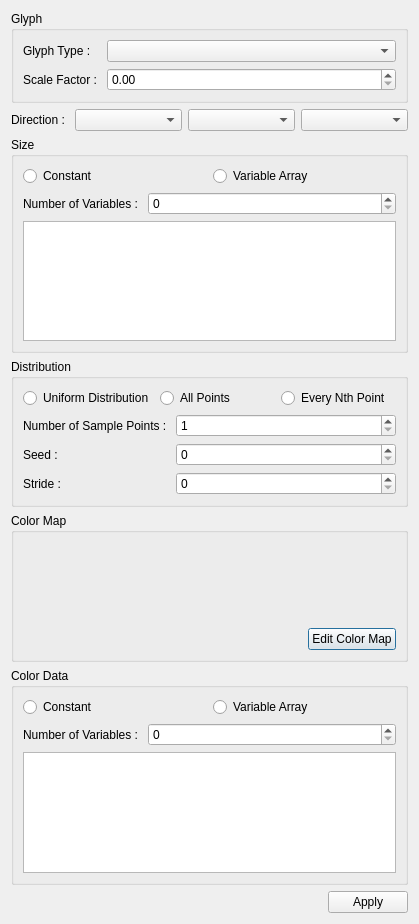
First picture: the form in Client/Widgets/GlyphEditor.ui, repository CCSEPBVR/CS-IS-PBVR, before the edit.
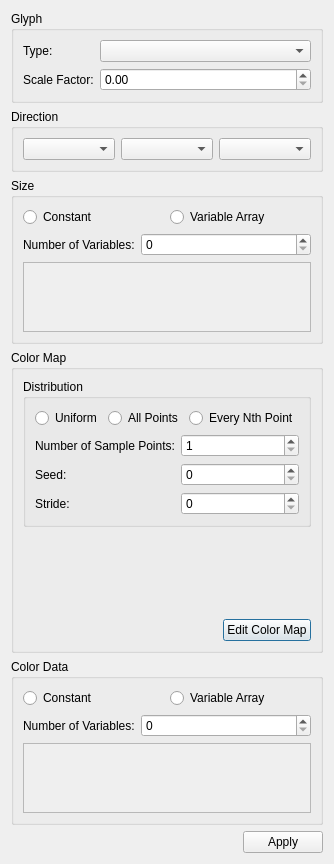
Second picture: the form after the edit. Custom widgets are drawn as their Qt base class.

Patch:
```diff
--- a/Client/Widgets/GlyphEditor.ui
+++ b/Client/Widgets/GlyphEditor.ui
@@ -6,15 +6,15 @@
    <rect>
     <x>0</x>
     <y>0</y>
-    <width>419</width>
-    <height>924</height>
+    <width>249</width>
+    <height>736</height>
    </rect>
   </property>
   <property name="windowTitle">
    <string>Glyph Editor</string>
   </property>
-  <layout class="QVBoxLayout" name="verticalLayout">
-   <item>
+  <layout class="QGridLayout" name="gridLayout_6">
+   <item row="0" column="0">
     <widget class="QGroupBox" name="groupBox">
      <property name="title">
       <string>Glyph</string>
@@ -22,20 +22,17 @@
      <layout class="QGridLayout" name="gridLayout">
       <item row="0" column="0">
        <layout class="QFormLayout" name="formLayout">
-        <property name="fieldGrowthPolicy">
-         <enum>QFormLayout::AllNonFixedFieldsGrow</enum>
-        </property>
         <item row="0" column="0">
          <widget class="QLabel" name="glyphTypeLabel">
           <property name="text">
-           <string>Glyph Type : </string>
+           <string>Type:</string>
           </property>
          </widget>
         </item>
         <item row="1" column="0">
          <widget class="QLabel" name="scaleFactorLabel">
           <property name="text">
-           <string>Scale Factor : </string>
+           <string>Scale Factor:</string>
           </property>
          </widget>
         </item>
@@ -54,16 +51,13 @@
      </layout>
     </widget>
    </item>
-   <item>
-    <layout class="QFormLayout" name="formLayout_2">
-     <item row="0" column="0">
-      <widget class="QLabel" name="directionLabel">
-       <property name="text">
-        <string>Direction : </string>
-       </property>
-      </widget>
-     </item>
-     <item row="0" column="1">
+   <item row="1" column="0">
+    <widget class="QGroupBox" name="groupBox_3">
+     <property name="title">
+      <string>Direction</string>
+     </property>
+     <layout class="QGridLayout" name="gridLayout_3">
+      <item row="0" column="0">
       <layout class="QHBoxLayout" name="horizontalLayout_2">
        <item>
         <widget class="QComboBox" name="direction1ComboBox"/>
@@ -77,15 +71,18 @@
       </layout>
      </item>
     </layout>
+    </widget>
    </item>
-   <item>
-    <widget class="QGroupBox" name="groupBox_5">
+   <item row="2" column="0">
+    <widget class="QGroupBox" name="groupBox_2">
      <property name="title">
       <string>Size</string>
      </property>
-     <layout class="QGridLayout" name="gridLayout_5">
-      <item row="0" column="0">
-       <layout class="QHBoxLayout" name="horizontalLayout_6">
+     <layout class="QGridLayout" name="gridLayout_2">
+      <item row="0" column="1">
+       <layout class="QFormLayout" name="formLayout_5">
+        <item row="0" column="0" colspan="2">
+         <layout class="QHBoxLayout" name="horizontalLayout_3">
         <item>
          <widget class="QRadioButton" name="sizeConstantRadioButton">
           <property name="text">
@@ -103,123 +100,49 @@
        </layout>
       </item>
       <item row="1" column="0">
-       <layout class="QFormLayout" name="formLayout_6">
-        <property name="fieldGrowthPolicy">
-         <enum>QFormLayout::AllNonFixedFieldsGrow</enum>
-        </property>
-        <item row="0" column="0">
          <widget class="QLabel" name="sizeNumberOfVariablesLabel">
           <property name="text">
-           <string>Number of Variables : </string>
+           <string>Number of Variables:</string>
           </property>
          </widget>
         </item>
-        <item row="0" column="1">
+        <item row="1" column="1">
          <widget class="QSpinBox" name="sizeNumberOfVariablesSpinBox"/>
         </item>
-       </layout>
-      </item>
-      <item row="2" column="0">
-       <widget class="QTreeView" name="sizeTreeView"/>
-      </item>
-     </layout>
-    </widget>
-   </item>
-   <item>
-    <widget class="QGroupBox" name="groupBox_3">
-     <property name="title">
-      <string>Distribution</string>
-     </property>
-     <layout class="QGridLayout" name="gridLayout_3">
-      <item row="0" column="0">
-       <layout class="QHBoxLayout" name="horizontalLayout_3">
-        <item>
-         <widget class="QRadioButton" name="uniformDistributionRadioButton">
-          <property name="text">
-           <string>Uniform Distribution</string>
-          </property>
-         </widget>
-        </item>
-        <item>
-         <widget class="QRadioButton" name="allPointsRadioButton">
-          <property name="text">
-           <string>All Points</string>
-          </property>
-         </widget>
-        </item>
-        <item>
-         <widget class="QRadioButton" name="everyNthPointRadioButton">
-          <property name="text">
-           <string>Every Nth Point</string>
-          </property>
-         </widget>
-        </item>
-       </layout>
-      </item>
-      <item row="1" column="0">
-       <layout class="QFormLayout" name="formLayout_4">
-        <property name="fieldGrowthPolicy">
-         <enum>QFormLayout::AllNonFixedFieldsGrow</enum>
-        </property>
-        <item row="0" column="0">
-         <widget class="QLabel" name="numberOfSamplePointsLabel">
-          <property name="text">
-           <string>Number of Sample Points : </string>
-          </property>
-         </widget>
-        </item>
-        <item row="1" column="0">
-         <widget class="QLabel" name="seedLabel">
-          <property name="text">
-           <string>Seed : </string>
-          </property>
+        <item row="2" column="0" colspan="2">
+         <widget class="QScrollArea" name="sizeAreaScrollArea">
+          <property name="widgetResizable">
+           <bool>true</bool>
+          </property>
+          <widget class="QWidget" name="scrollAreaWidgetContents">
+           <property name="geometry">
+            <rect>
+             <x>0</x>
+             <y>0</y>
+             <width>215</width>
+             <height>49</height>
+            </rect>
+           </property>
+           <layout class="QGridLayout" name="gridLayout_7">
+            <item row="0" column="0">
+             <layout class="QGridLayout" name="sizeVariableGridLayout"/>
+            </item>
+           </layout>
+          </widget>
          </widget>
         </item>
-        <item row="0" column="1">
-         <widget class="QSpinBox" name="numberOfSamplePointsSpinBox">
-          <property name="minimum">
-           <number>1</number>
-          </property>
-          <property name="maximum">
-           <number>10000000</number>
-          </property>
-         </widget>
-        </item>
-        <item row="1" column="1">
-         <widget class="QSpinBox" name="seedSpinBox"/>
-        </item>
-        <item row="2" column="1">
-         <widget class="QSpinBox" name="strideSpinBox"/>
-        </item>
-        <item row="2" column="0">
-         <widget class="QLabel" name="strideLabel">
-          <property name="text">
-           <string>Stride : </string>
-          </property>
-         </widget>
-        </item>
        </layout>
       </item>
      </layout>
     </widget>
    </item>
-   <item>
-    <widget class="QGroupBox" name="groupBox_2">
+   <item row="3" column="0">
+    <widget class="QGroupBox" name="groupBox_5">
      <property name="title">
       <string>Color Map</string>
      </property>
-     <layout class="QGridLayout" name="gridLayout_2">
-      <item row="0" column="0">
-       <widget class="ColorMap" name="colorMap" native="true">
-        <property name="minimumSize">
-         <size>
-          <width>0</width>
-          <height>80</height>
-         </size>
-        </property>
-       </widget>
-      </item>
-      <item row="1" column="0">
+     <layout class="QGridLayout" name="gridLayout_5">
+      <item row="2" column="0">
        <layout class="QHBoxLayout" name="horizontalLayout_7">
         <item>
          <spacer name="horizontalSpacer_3">
@@ -243,17 +166,108 @@
         </item>
        </layout>
       </item>
-     </layout>
-    </widget>
-   </item>
+      <item row="1" column="0">
+       <widget class="ColorMap" name="colorMap" native="true">
+        <property name="minimumSize">
+         <size>
+          <width>0</width>
+          <height>80</height>
+         </size>
+        </property>
+       </widget>
+      </item>
+      <item row="0" column="0">
+       <widget class="QGroupBox" name="groupBox_4">
+        <property name="title">
+         <string>Distribution</string>
+        </property>
+        <layout class="QGridLayout" name="gridLayout_4">
+         <item row="0" column="0">
+          <layout class="QFormLayout" name="formLayout_2">
+           <item row="1" column="0">
+            <widget class="QLabel" name="numberOfSamplePointsLabel">
+             <property name="text">
+              <string>Number of Sample Points:</string>
+             </property>
+            </widget>
+           </item>
+           <item row="2" column="0">
+            <widget class="QLabel" name="seedLabel">
+             <property name="text">
+              <string>Seed:</string>
+             </property>
+            </widget>
+           </item>
+           <item row="3" column="0">
+            <widget class="QLabel" name="strideLabel">
+             <property name="text">
+              <string>Stride:</string>
+             </property>
+            </widget>
+           </item>
+           <item row="1" column="1">
+            <widget class="QSpinBox" name="numberOfSamplePointsSpinBox">
+             <property name="minimum">
+              <number>1</number>
+             </property>
+             <property name="maximum">
+              <number>10000000</number>
+             </property>
+            </widget>
+           </item>
+           <item row="2" column="1">
+            <widget class="QSpinBox" name="seedSpinBox">
+             <property name="maximum">
+              <number>9999999</number>
+             </property>
+            </widget>
+           </item>
+           <item row="3" column="1">
+            <widget class="QSpinBox" name="strideSpinBox"/>
+           </item>
+           <item row="0" column="0" colspan="2">
+            <layout class="QHBoxLayout" name="horizontalLayout">
    <item>
-    <widget class="QGroupBox" name="groupBox_6">
+              <widget class="QRadioButton" name="uniformRadioButton">
+               <property name="text">
+                <string>Uniform</string>
+               </property>
+              </widget>
+             </item>
+             <item>
+              <widget class="QRadioButton" name="allPointsRadioButton">
+               <property name="text">
+                <string>All Points</string>
+               </property>
+              </widget>
+             </item>
+             <item>
+              <widget class="QRadioButton" name="everyNthPointRadioButton">
+               <property name="text">
+                <string>Every Nth Point</string>
+               </property>
+              </widget>
+             </item>
+            </layout>
+           </item>
+          </layout>
+         </item>
+        </layout>
+       </widget>
+      </item>
+     </layout>
+    </widget>
+   </item>
+   <item row="4" column="0">
+    <widget class="QGroupBox" name="groupBox_7">
      <property name="title">
       <string>Color Data</string>
      </property>
-     <layout class="QGridLayout" name="gridLayout_6">
-      <item row="0" column="0">
-       <layout class="QHBoxLayout" name="horizontalLayout_8">
+     <layout class="QGridLayout" name="gridLayout_8">
+      <item row="0" column="1">
+       <layout class="QFormLayout" name="formLayout_7">
+        <item row="0" column="0" colspan="2">
+         <layout class="QHBoxLayout" name="horizontalLayout_6">
         <item>
          <widget class="QRadioButton" name="colorDataConstantRadioButton">
           <property name="text">
@@ -271,32 +285,46 @@
        </layout>
       </item>
       <item row="1" column="0">
-       <layout class="QFormLayout" name="formLayout_7">
-        <property name="fieldGrowthPolicy">
-         <enum>QFormLayout::AllNonFixedFieldsGrow</enum>
-        </property>
-        <item row="0" column="0">
          <widget class="QLabel" name="colorDataNumberOfVariablesLabel">
           <property name="text">
-           <string>Number of Variables : </string>
+           <string>Number of Variables:</string>
           </property>
          </widget>
         </item>
-        <item row="0" column="1">
+        <item row="1" column="1">
          <widget class="QSpinBox" name="colorDataNumberOfVariablesSpinBox"/>
         </item>
-       </layout>
-      </item>
-      <item row="2" column="0">
-       <widget class="QTreeView" name="colorDataTreeView"/>
+        <item row="2" column="0" colspan="2">
+         <widget class="QScrollArea" name="colorDataAreaScrollArea">
+          <property name="widgetResizable">
+           <bool>true</bool>
+          </property>
+          <widget class="QWidget" name="scrollAreaWidgetContents_2">
+           <property name="geometry">
+            <rect>
+             <x>0</x>
+             <y>0</y>
+             <width>215</width>
+             <height>49</height>
+            </rect>
+           </property>
+           <layout class="QGridLayout" name="gridLayout_9">
+            <item row="0" column="0">
+             <layout class="QGridLayout" name="colorDataVariableGridLayout"/>
+            </item>
+           </layout>
+          </widget>
+         </widget>
+        </item>
+       </layout>
       </item>
      </layout>
     </widget>
    </item>
+   <item row="5" column="0">
+    <layout class="QHBoxLayout" name="horizontalLayout_5">
    <item>
-    <layout class="QHBoxLayout" name="horizontalLayout_4">
-     <item>
-      <spacer name="horizontalSpacer_2">
+      <spacer name="horizontalSpacer">
        <property name="orientation">
         <enum>Qt::Horizontal</enum>
        </property>
```
Left out of the diff: 4 changed lines with no effect on the pictures. Lines whose indentation alone changed are shown as unchanged.
